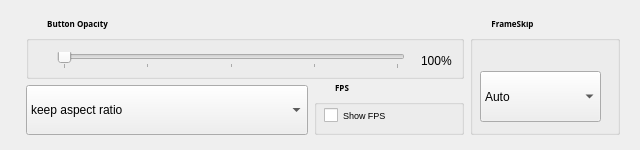
Before: the Qt Designer form gpsp4cute/videosettings.ui in Summeli/gpSP4Cute, drawn with Qt 5.
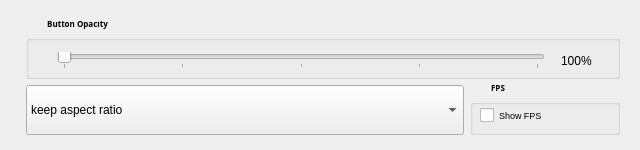
After: the same form once the commit is applied.

The edit to the form file:
```diff
--- a/gpsp4cute/videosettings.ui
+++ b/gpsp4cute/videosettings.ui
@@ -84,7 +84,7 @@
           <rect>
            <x>10</x>
            <y>20</y>
-           <width>431</width>
+           <width>571</width>
            <height>39</height>
           </rect>
          </property>
@@ -253,105 +253,7 @@
      </layout>
     </item>
     <item>
-     <layout class="QVBoxLayout" name="verticalLayout_2">
-      <item>
-       <widget class="QGroupBox" name="frameskipgroupBox">
-        <property name="sizePolicy">
-         <sizepolicy hsizetype="Fixed" vsizetype="Preferred">
-          <horstretch>0</horstretch>
-          <verstretch>0</verstretch>
-         </sizepolicy>
-        </property>
-        <property name="minimumSize">
-         <size>
-          <width>150</width>
-          <height>0</height>
-         </size>
-        </property>
-        <property name="font">
-         <font>
-          <family>Nokia Sans SemiBold</family>
-          <pointsize>6</pointsize>
-          <weight>75</weight>
-          <bold>true</bold>
-         </font>
-        </property>
-        <property name="styleSheet">
-         <string notr="true">QGroupBox::title { left: 20px;top: -3px}</string>
-        </property>
-        <property name="title">
-         <string>FrameSkip</string>
-        </property>
-        <widget class="QComboBox" name="frameSkipBox">
-         <property name="geometry">
-          <rect>
-           <x>10</x>
-           <y>50</y>
-           <width>121</width>
-           <height>51</height>
-          </rect>
-         </property>
-         <property name="sizePolicy">
-          <sizepolicy hsizetype="Expanding" vsizetype="Fixed">
-           <horstretch>0</horstretch>
-           <verstretch>0</verstretch>
-          </sizepolicy>
-         </property>
-         <property name="minimumSize">
-          <size>
-           <width>0</width>
-           <height>25</height>
-          </size>
-         </property>
-         <item>
-          <property name="text">
-           <string>Auto</string>
-          </property>
-         </item>
-         <item>
-          <property name="text">
-           <string>1</string>
-          </property>
-         </item>
-         <item>
-          <property name="text">
-           <string>2</string>
-          </property>
-         </item>
-         <item>
-          <property name="text">
-           <string>3</string>
-          </property>
-         </item>
-         <item>
-          <property name="text">
-           <string>4</string>
-          </property>
-         </item>
-         <item>
-          <property name="text">
-           <string>5</string>
-          </property>
-         </item>
-         <item>
-          <property name="text">
-           <string>6</string>
-          </property>
-         </item>
-         <item>
-          <property name="text">
-           <string>7</string>
-          </property>
-         </item>
-         <item>
-          <property name="text">
-           <string>8</string>
-          </property>
-         </item>
-        </widget>
-       </widget>
-      </item>
-     </layout>
+     <layout class="QVBoxLayout" name="verticalLayout_2"/>
     </item>
    </layout>
   </widget>
```
